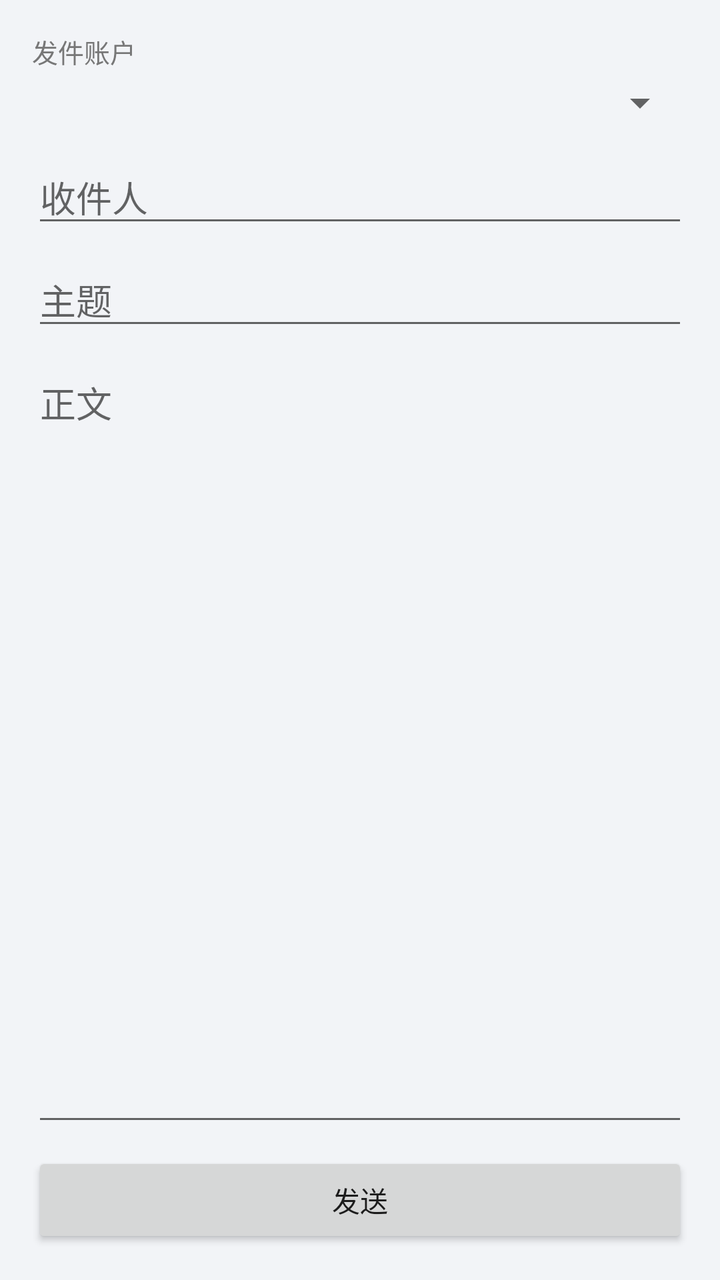
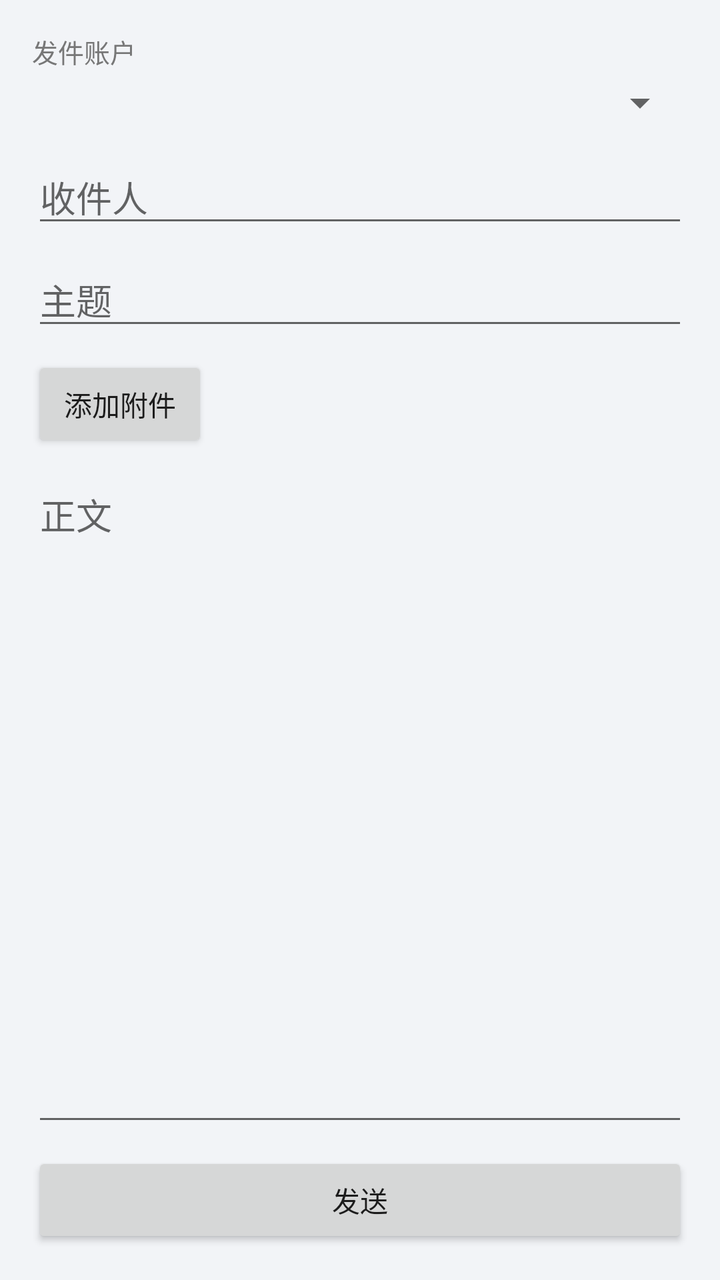

An Android layout rendered at two revisions. The XML below is the earlier revision; the diff shows what the commit changed to produce the second picture.
<!-- AndroidManifest.xml: application theme AppTheme -->
<!-- res/layout/activity_compose.xml -->
<?xml version="1.0" encoding="utf-8"?>
<LinearLayout xmlns:android="http://schemas.android.com/apk/res/android"
    android:layout_width="match_parent"
    android:layout_height="match_parent"
    android:orientation="vertical"
    android:padding="16dp">

    <TextView
        android:layout_width="wrap_content"
        android:layout_height="wrap_content"
        android:text="@string/label_from"
        android:textColor="@color/sub"
        android:textSize="13sp" />

    <Spinner
        android:id="@+id/spinner_from"
        android:layout_width="match_parent"
        android:layout_height="wrap_content"
        android:layout_marginTop="4dp" />

    <EditText
        android:id="@+id/et_to"
        android:layout_width="match_parent"
        android:layout_height="wrap_content"
        android:hint="@string/hint_to"
        android:inputType="textEmailAddress"
        android:layout_marginTop="12dp" />

    <EditText
        android:id="@+id/et_subject"
        android:layout_width="match_parent"
        android:layout_height="wrap_content"
        android:hint="@string/hint_subject"
        android:layout_marginTop="8dp" />

    <EditText
        android:id="@+id/et_body"
        android:layout_width="match_parent"
        android:layout_height="0dp"
        android:layout_weight="1"
        android:hint="@string/hint_body"
        android:gravity="top"
        android:layout_marginTop="8dp" />

    <Button
        android:id="@+id/btn_send"
        android:layout_width="match_parent"
        android:layout_height="wrap_content"
        android:text="@string/btn_send"
        android:layout_marginTop="8dp" />

</LinearLayout>
<!-- resources referenced by this layout -->
<resources>
  <color name="sub">#777777</color>
  <string name="btn_send">发送</string>
  <string name="hint_body">正文</string>
  <string name="hint_subject">主题</string>
  <string name="hint_to">收件人</string>
  <string name="label_from">发件账户</string>
  <style name="AppTheme" parent="@android:style/Theme.Material.Light">
          <item name="android:colorPrimary">@color/primary</item>
          <item name="android:colorAccent">@color/primary</item>
          <item name="android:windowBackground">@color/bg</item>
      </style>
  <color name="primary">#2196F3</color>
  <color name="bg">#F2F4F7</color>
</resources>

<!-- the commit's change to res/layout/activity_compose.xml (unified diff, before → after) -->
@@ -33,6 +33,37 @@
         android:hint="@string/hint_subject"
         android:layout_marginTop="8dp" />
 
+    <LinearLayout
+        android:layout_width="match_parent"
+        android:layout_height="wrap_content"
+        android:orientation="horizontal"
+        android:layout_marginTop="8dp">
+
+        <Button
+            android:id="@+id/btn_attach"
+            android:layout_width="wrap_content"
+            android:layout_height="wrap_content"
+            android:text="@string/btn_attach" />
+
+        <Button
+            android:id="@+id/btn_clear_attach"
+            android:layout_width="wrap_content"
+            android:layout_height="wrap_content"
+            android:layout_marginLeft="8dp"
+            android:text="@string/btn_clear_attach"
+            android:visibility="gone" />
+
+    </LinearLayout>
+
+    <TextView
+        android:id="@+id/tv_attachments"
+        android:layout_width="match_parent"
+        android:layout_height="wrap_content"
+        android:textSize="13sp"
+        android:textColor="@color/sub"
+        android:layout_marginTop="6dp"
+        android:visibility="gone" />
+
     <EditText
         android:id="@+id/et_body"
         android:layout_width="match_parent"
<!-- resource entries referenced after the edit -->
@@ -1,6 +1,8 @@
 <!-- resources referenced by this layout -->
 <resources>
   <color name="sub">#777777</color>
+  <string name="btn_attach">添加附件</string>
+  <string name="btn_clear_attach">清除</string>
   <string name="btn_send">发送</string>
   <string name="hint_body">正文</string>
   <string name="hint_subject">主题</string>
